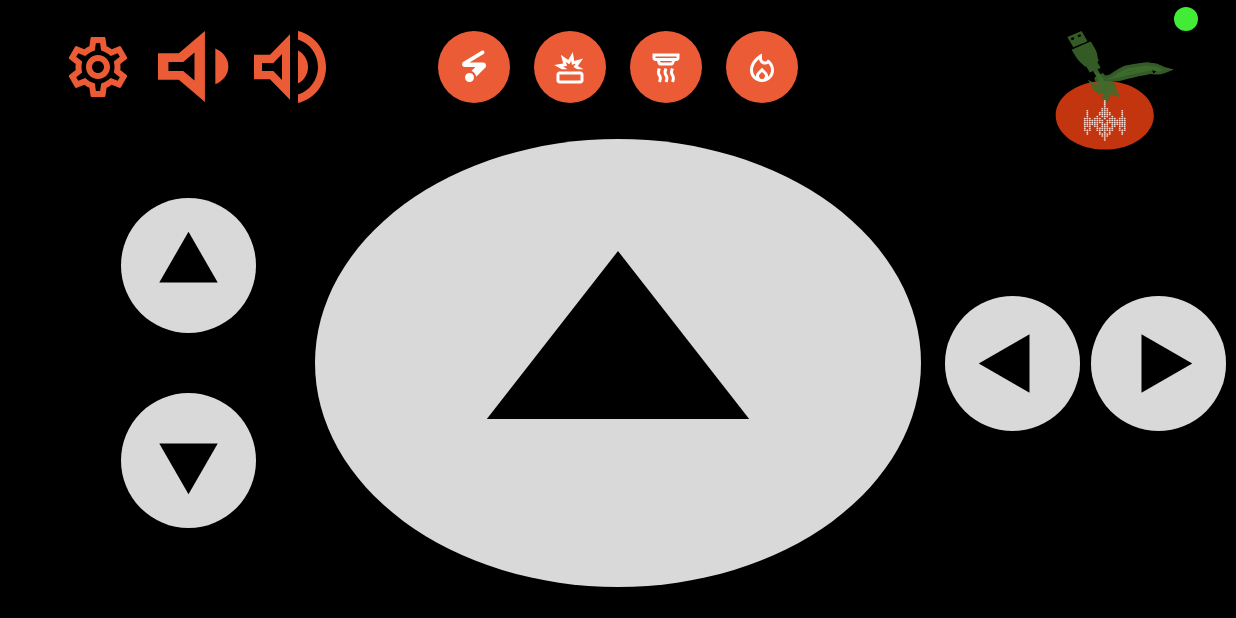
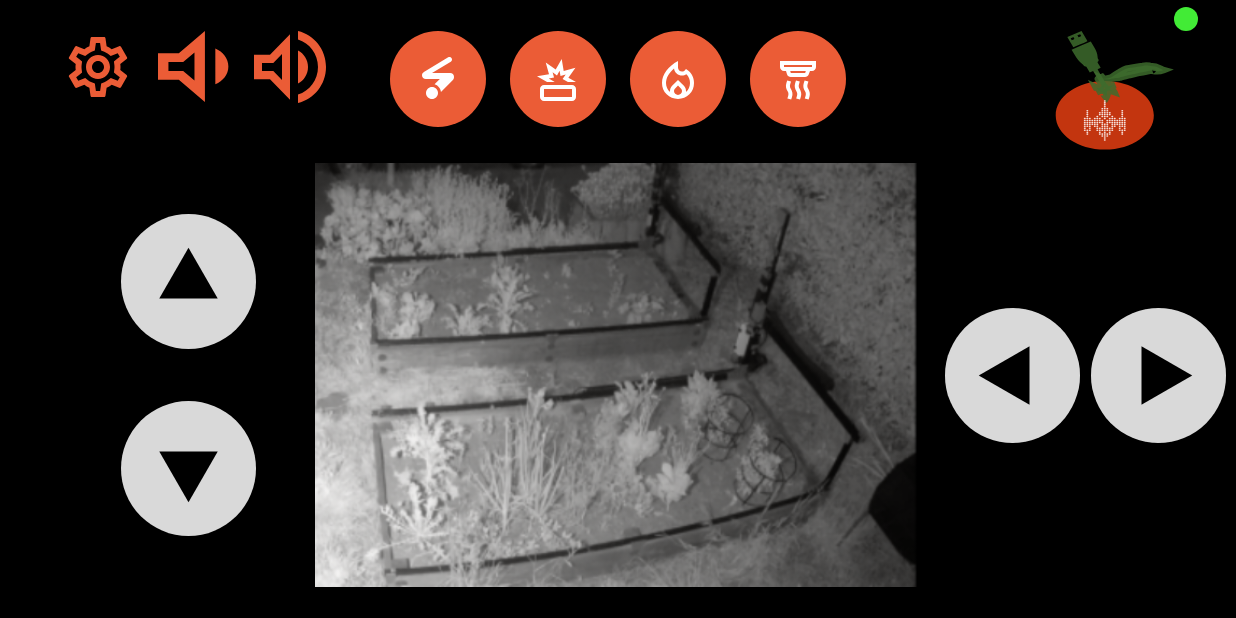
Before and after one commit to ignacioeloyola/mando-robot-destructor, an Android app: the screen it shows after launch (MainActivity), on a phone screen of 824 x 412 dp (held sideways). Run offline under Robolectric (Android 15) with nearby library versions, the phone set to English and light mode, and no system bars.

Commit message:
upload buttons

```diff
--- a/app/src/main/res/layout/activity_main.xml
+++ b/app/src/main/res/layout/activity_main.xml
@@ -71,8 +71,8 @@
     <ImageView
         android:contentDescription="@null"
         android:id="@+id/button_laser"
-        android:layout_width="48dp"
-        android:layout_height="48dp"
+        android:layout_width="64dp"
+        android:layout_height="64dp"
         android:background="@drawable/ic_laser"
         android:layout_marginEnd="@dimen/margin_large"
         app:layout_constraintEnd_toStartOf="@id/button_blades"
@@ -81,8 +81,8 @@
     <ImageView
         android:contentDescription="@null"
         android:id="@+id/button_blades"
-        android:layout_width="48dp"
-        android:layout_height="48dp"
+        android:layout_width="64dp"
+        android:layout_height="64dp"
         android:background="@drawable/ic_blades"
         android:layout_marginEnd="@dimen/margin_medium"
         app:layout_constraintEnd_toStartOf="@id/guideline_middle"
@@ -91,22 +91,22 @@
     <ImageView
         android:contentDescription="@null"
         android:id="@+id/button_smoke"
-        android:layout_width="48dp"
-        android:layout_height="48dp"
+        android:layout_width="64dp"
+        android:layout_height="64dp"
         android:background="@drawable/ic_smoke"
-        android:layout_marginStart="@dimen/margin_medium"
-        app:layout_constraintEnd_toStartOf="@id/button_flamethrower"
-        app:layout_constraintStart_toEndOf="@id/guideline_middle"
+        android:layout_marginStart="@dimen/margin_large"
+        app:layout_constraintStart_toEndOf="@id/button_flamethrower"
         app:layout_constraintTop_toTopOf="@id/guideline_top" />
 
     <ImageView
         android:contentDescription="@null"
         android:id="@+id/button_flamethrower"
-        android:layout_width="48dp"
-        android:layout_height="48dp"
+        android:layout_width="64dp"
+        android:layout_height="64dp"
         android:background="@drawable/ic_flamethrower"
-        android:layout_marginStart="@dimen/margin_large"
-        app:layout_constraintStart_toEndOf="@id/button_smoke"
+        android:layout_marginStart="@dimen/margin_medium"
+        app:layout_constraintEnd_toStartOf="@id/button_smoke"
+        app:layout_constraintStart_toEndOf="@id/guideline_middle"
         app:layout_constraintTop_toTopOf="@id/guideline_top" />
 
     <ImageView
@@ -130,13 +130,13 @@
         android:id="@+id/exoplayer"
         android:layout_width="0dp"
         android:layout_height="0dp"
-        android:background="@drawable/ic_arrow"
+        android:background="@drawable/image"
         app:layout_constraintStart_toStartOf="parent"
         android:layout_marginHorizontal="210dp"
         android:layout_marginTop="@dimen/margin_xlarge"
         app:layout_constraintEnd_toEndOf="parent"
         app:layout_constraintBottom_toBottomOf="@id/guideline_bottom"
-        app:layout_constraintTop_toBottomOf="@id/button_volume_up" />
+        app:layout_constraintTop_toBottomOf="@id/button_flamethrower" />
 
     <ImageView
         android:contentDescription="@null"
```
Also changed, not shown: app/src/main/res/drawable/image.png (added).
